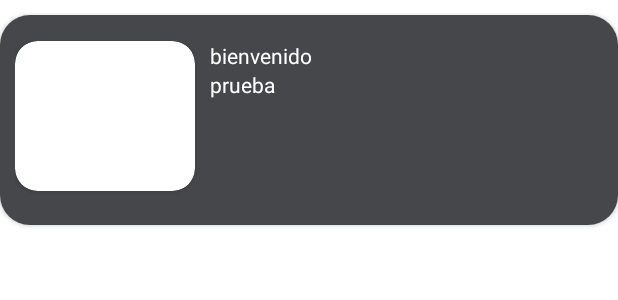
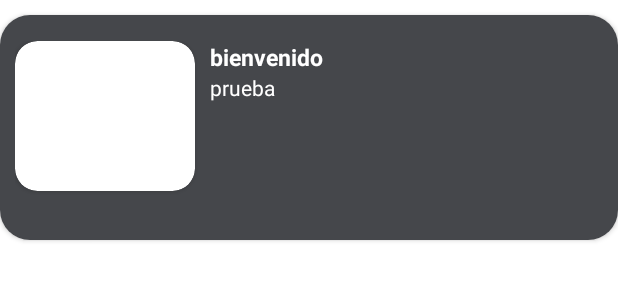
Before and after one commit to HarryHndz/app-movil-fitnesLife, an Android app: the layout card_rutina_ejercicio.xml on its own in the app's theme, with its tools: preview values and no code run, on a phone screen of 412 x 824 dp. Shown: the top 300 px of the screen. Run offline under Robolectric (Android 15) with nearby library versions, the light colour scheme and no system bars.

```diff
--- a/app/src/main/res/layout/card_rutina_ejercicio.xml
+++ b/app/src/main/res/layout/card_rutina_ejercicio.xml
@@ -1,7 +1,7 @@
 <?xml version="1.0" encoding="utf-8"?>
 <androidx.cardview.widget.CardView xmlns:android="http://schemas.android.com/apk/res/android"
     android:layout_width="match_parent"
-    android:layout_height="140dp"
+    android:layout_height="150dp"
     xmlns:app="http://schemas.android.com/apk/res-auto"
     android:layout_marginVertical="10dp"
     app:cardCornerRadius="20dp">
@@ -38,9 +38,8 @@
                 android:layout_height="wrap_content"
                 android:text="bienvenido"
                 android:textColor="@color/white"
-                android:textFontWeight="400"
-
-                >
+                android:textSize="15dp"
+                android:textStyle="bold">
             </TextView>
             <TextView
                 android:id="@+id/txtDescripRut"
--- a/app/src/main/res/layout/fragment_routine_avanzado.xml
+++ b/app/src/main/res/layout/fragment_routine_avanzado.xml
@@ -27,7 +27,7 @@
             <TextView
                 android:layout_width="match_parent"
                 android:layout_height="wrap_content"
-                android:text="Rutina Para Avanzados"
+                android:text="@string/rutinaAvanzado"
                 android:textAlignment="center"
                 android:textColor="@color/white"
                 android:textSize="25sp">
--- a/app/src/main/res/layout/fragment_routine_intermedio.xml
+++ b/app/src/main/res/layout/fragment_routine_intermedio.xml
@@ -25,7 +25,7 @@
             <TextView
                 android:layout_width="match_parent"
                 android:layout_height="wrap_content"
-                android:text="Rutina para Intermedios"
+                android:text="@string/rutinaIntermedio"
                 android:textAlignment="center"
                 android:textColor="@color/white"
                 android:textSize="25sp">
--- a/app/src/main/res/values/strings.xml
+++ b/app/src/main/res/values/strings.xml
@@ -140,8 +140,11 @@
     <string name="cronometroDescanso">Cronometro para descanso</string>
     <string name="endRutina">Finalizar Rutina</string>
 
-    <string name="descripcionEjer">Descripción</string>
+    <string name="descripcionEjer">Descripción:</string>
     <string name="preparacionEjer">Preparacion:</string>
     <string name="ejecucionEjer">Ejecución:</string>
     <string name="detalles">Detalles:</string>
+    <string name="rutinaAvanzado">Rutina Para Avanzados</string>
+    <string name="rutinaIntermedio">Rutina para Intermedios</string>
+    <string name="rutinaPrincipiante">Rutina para Principiantes</string>
 </resources>
```
Also changed, not shown: app/src/main/res/layout/fragment_routine_principiante.xml (+9 -0 lines), 1 other file.
